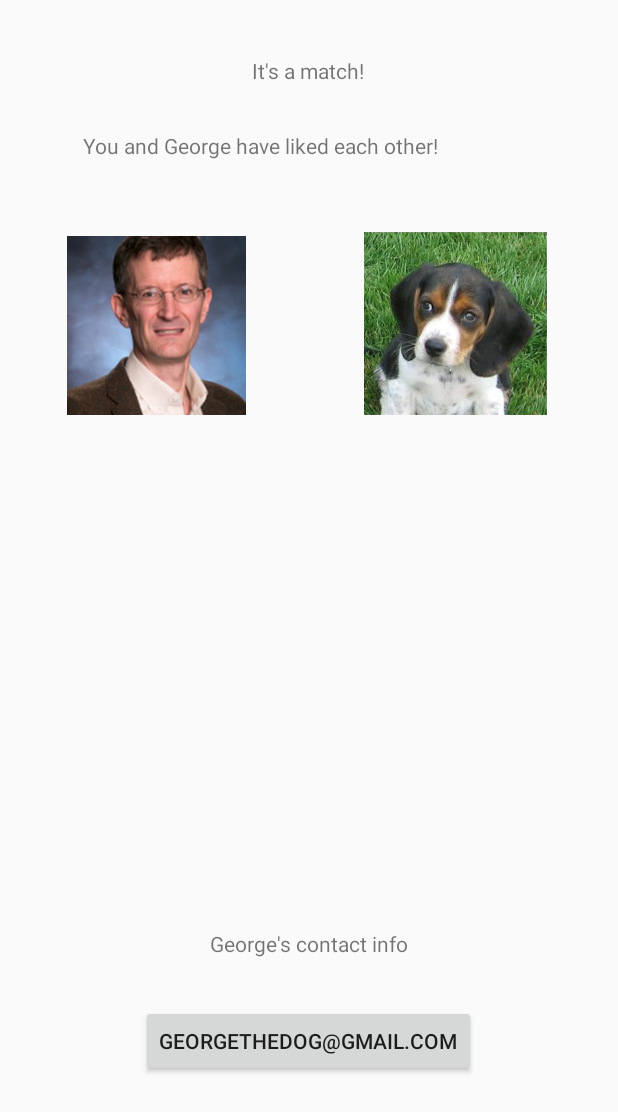
After one commit to ClamminTroops/Pinder, an Android app: the layout activity_match.xml on its own in the app's theme, with its tools: preview values and no code run, on a phone screen of 412 x 824 dp. The commit adds this screen. Shown: the top 1112 px of the screen. Run offline under Robolectric (Android 15) with nearby library versions, the phone set to English and light mode, and no system bars.

Commit message:
Match Activity

```diff
--- a/app/src/main/java/Edu/calvin/cs262/teamc/MainActivity.java
+++ b/app/src/main/java/Edu/calvin/cs262/teamc/MainActivity.java
@@ -1,5 +1,6 @@
 package Edu.calvin.cs262.teamc;
 
+import android.content.Intent;
 import android.support.v7.app.AppCompatActivity;
 import android.os.Bundle;
 import android.view.View;
@@ -23,4 +24,11 @@ public class MainActivity extends AppCompatActivity {
 
     public void onTempLoginBtnPressed(View view) {
     }
+
+    public void onMatchBtnPressed (View view) {
+        Intent match = new Intent(MainActivity.this,MatchActivity.class);
+        startActivity(match);
+    }
+
+
 }
--- /dev/null
+++ b/app/src/main/java/Edu/calvin/cs262/teamc/MatchActivity.java
@@ -0,0 +1,13 @@
+package Edu.calvin.cs262.teamc;
+
+import android.support.v7.app.AppCompatActivity;
+import android.os.Bundle;
+
+public class MatchActivity extends AppCompatActivity {
+
+    @Override
+    protected void onCreate(Bundle savedInstanceState) {
+        super.onCreate(savedInstanceState);
+        setContentView(R.layout.activity_match);
+    }
+}
--- a/app/src/main/res/layout/activity_main.xml
+++ b/app/src/main/res/layout/activity_main.xml
@@ -39,6 +39,14 @@
             android:layout_height="wrap_content"
             android:text="Temp Login Button"
             android:onClick="onTempLoginBtnPressed"/>
+
+        <Button
+            android:id="@+id/tempMatchBtn"
+            android:layout_width="wrap_content"
+            android:layout_height="wrap_content"
+            android:text="Temp Match Button"
+            android:onClick="onMatchBtnPressed"/>
+
     </LinearLayout>
 
 </RelativeLayout>
--- /dev/null
+++ b/app/src/main/res/layout/activity_match.xml
@@ -0,0 +1,81 @@
+<?xml version="1.0" encoding="utf-8"?>
+<RelativeLayout xmlns:android="http://schemas.android.com/apk/res/android"
+    xmlns:app="http://schemas.android.com/apk/res-auto"
+    xmlns:tools="http://schemas.android.com/tools"
+    android:layout_width="match_parent"
+    android:layout_height="match_parent"
+    tools:context=".MatchActivity">
+
+    <TextView
+        android:layout_width="wrap_content"
+        android:layout_height="wrap_content"
+        android:layout_alignParentStart="true"
+        android:layout_alignParentTop="true"
+        android:layout_marginStart="55dp"
+        android:layout_marginTop="87dp"
+        android:text="You and George have liked each other!"
+        app:layout_constraintBottom_toBottomOf="parent"
+        app:layout_constraintHorizontal_bias="0.503"
+        app:layout_constraintLeft_toLeftOf="parent"
+        app:layout_constraintRight_toRightOf="parent"
+        app:layout_constraintTop_toTopOf="parent"
+        app:layout_constraintVertical_bias="0.268" />
+
+    <TextView
+        android:layout_width="wrap_content"
+        android:layout_height="wrap_content"
+        android:layout_alignParentBottom="true"
+        android:layout_centerHorizontal="true"
+        android:layout_marginBottom="185dp"
+        android:text="George's contact info"
+        app:layout_constraintBottom_toBottomOf="parent"
+        app:layout_constraintLeft_toLeftOf="parent"
+        app:layout_constraintRight_toRightOf="parent"
+        app:layout_constraintTop_toTopOf="parent"
+        app:layout_constraintVertical_bias="0.68" />
+
+    <Button
+        android:layout_width="wrap_content"
+        android:layout_height="wrap_content"
+        android:layout_alignParentBottom="true"
+        android:layout_centerHorizontal="true"
+        android:layout_marginBottom="106dp"
+        android:text="georgethedog@gmail.com"
+        tools:layout_editor_absoluteX="91dp"
+        tools:layout_editor_absoluteY="364dp" />
+
+    <TextView
+        android:layout_width="wrap_content"
+        android:layout_height="wrap_content"
+        android:layout_alignParentTop="true"
+        android:layout_centerHorizontal="true"
+        android:layout_marginTop="37dp"
+        android:text="It's a match!"
+        app:layout_constraintBottom_toBottomOf="parent"
+        app:layout_constraintHorizontal_bias="0.501"
+        app:layout_constraintLeft_toLeftOf="parent"
+        app:layout_constraintRight_toRightOf="parent"
+        app:layout_constraintTop_toTopOf="parent"
+        app:layout_constraintVertical_bias="0.091" />
+
+    <ImageView
+        android:id="@+id/imageView2"
+        android:layout_width="122dp"
+        android:layout_height="156dp"
+        android:layout_alignParentEnd="true"
+        android:layout_alignParentTop="true"
+        android:layout_marginEnd="47dp"
+        android:layout_marginTop="137dp"
+        app:srcCompat="@drawable/beagle" />
+
+    <ImageView
+        android:id="@+id/imageView5"
+        android:layout_width="133dp"
+        android:layout_height="119dp"
+        android:layout_alignParentStart="true"
+        android:layout_alignTop="@+id/imageView2"
+        android:layout_marginStart="37dp"
+        android:layout_marginTop="20dp"
+        app:srcCompat="@drawable/vanderlinden" />
+
+</RelativeLayout>
```
Also changed, not shown: app/src/main/res/drawable/beagle.png (added), app/src/main/res/drawable/vanderlinden.png (added), 3 other files.
